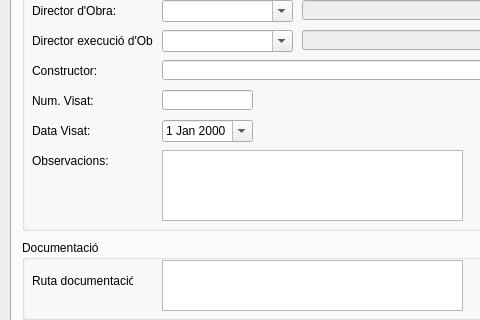
Qt form src/exp_om.ui (daviderill/expedients) before a commit; both pictures show x 0 to 480 and y 106 to 426 of the 654 by 560 pixel window.
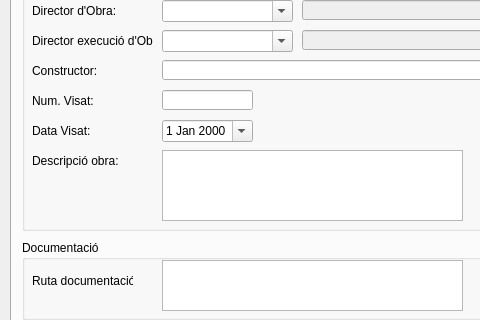
The same form after that commit. The open tabs and pages were chosen to show the change. Icons and pictures are not drawn.

```diff
--- a/src/exp_om.ui
+++ b/src/exp_om.ui
@@ -2506,7 +2506,7 @@
        </rect>
       </property>
       <property name="text">
-       <string>Observacions:</string>
+       <string>Descripció obra:</string>
       </property>
      </widget>
      <widget class="QTextEdit" name="txtObs">
```
Left out of the diff: 2 changed lines with no effect on the pictures.
